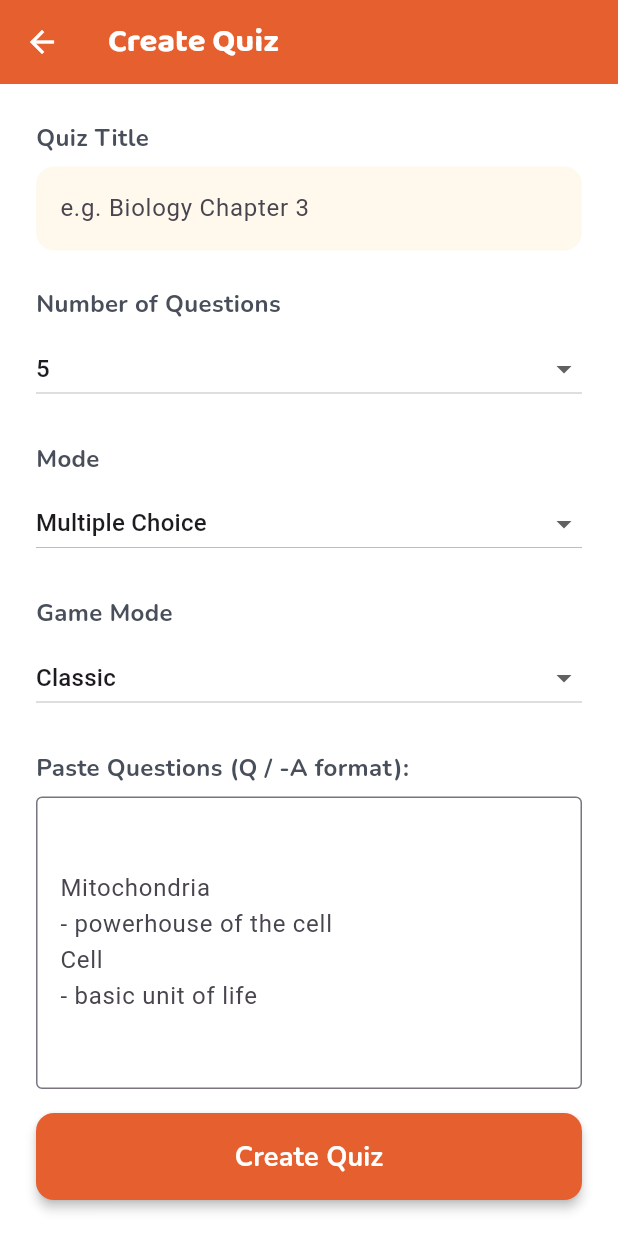
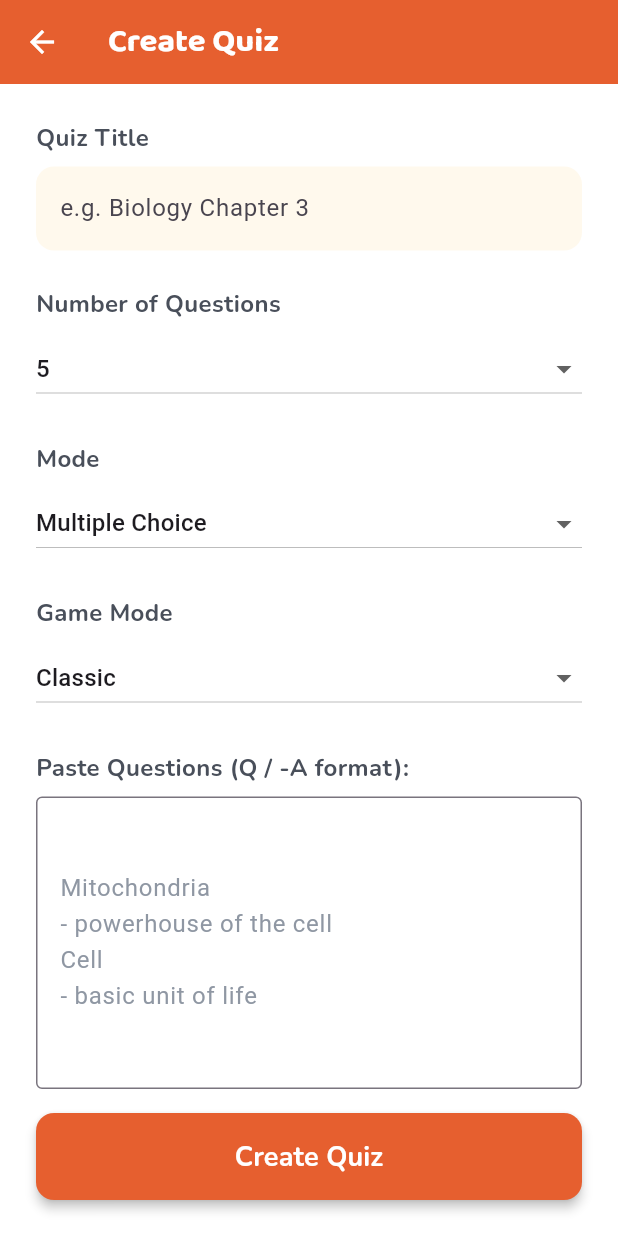
Before and after one commit to dreyyan/soro, a Flutter app: the QuizSettings screen opened by its route, on a phone screen of 412 x 824 dp. Run offline on Flutter 3.47's test engine with Material 3 defaults, Android fonts, the phone set to English and light mode, and no system bars; our stand-ins replace shared_preferences; accounts and stored records are empty.

Commit message:
style(quiz settings): change hint text and actual text color to text_400

```diff
--- a/lib/screens/quiz_settings.dart
+++ b/lib/screens/quiz_settings.dart
@@ -292,6 +292,9 @@ class _QuizSettingsState extends State<QuizSettings> {
                   border: OutlineInputBorder(),
                   hintText:
                       "Mitochondria\n- powerhouse of the cell\nCell\n- basic unit of life",
+                  hintStyle: TextStyle(
+                  color: AppColors.text_400,
+                  ),// hint text color (gray)
                 ),
               ),
             ),
```
